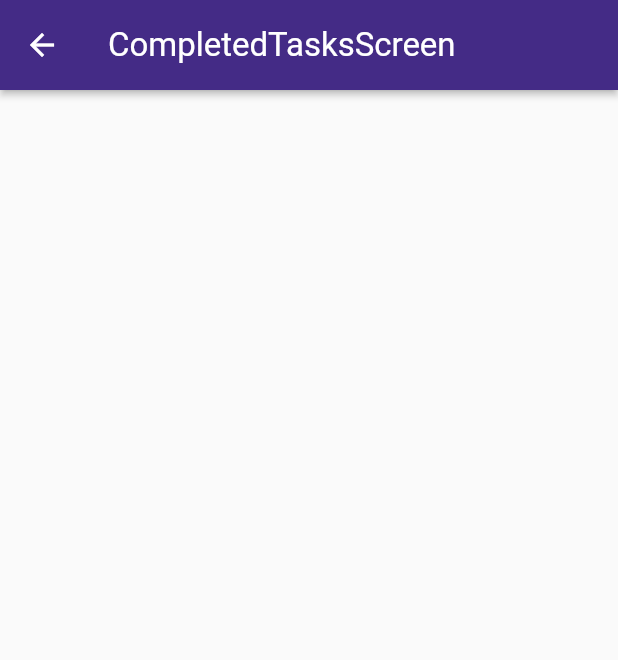
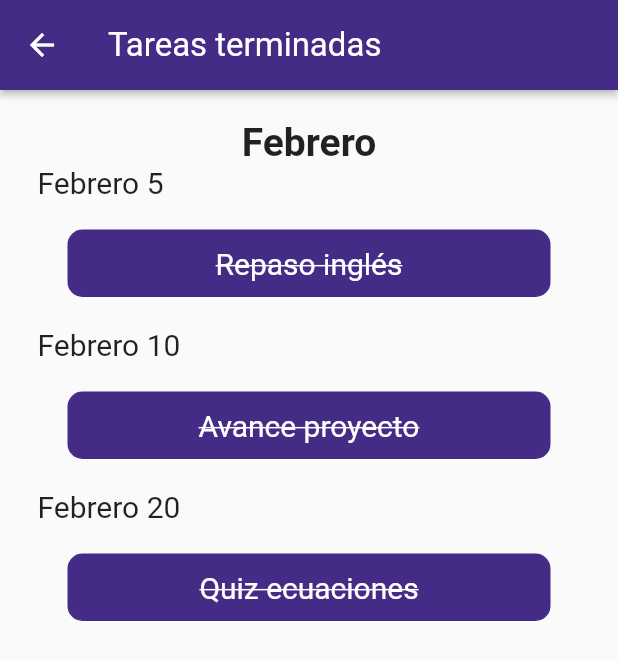
Before and after one commit to kevinlakb/Devsign, a Flutter app: the CompletedTasksScreen screen opened by its route, on a phone screen of 412 x 824 dp. Shown: the top 660 px of the screen. Run offline on Flutter 3.47's test engine with Material 2 defaults, Android fonts, the light colour scheme and no system bars; our stand-ins replace flutter_speed_dial, table_calendar.

Commit message:
Tareas terminadas

```diff
--- a/lib/screens/completed_tasks_screen.dart
+++ b/lib/screens/completed_tasks_screen.dart
@@ -1,3 +1,4 @@
+import 'package:entre_tiempos/themes/app_theme.dart';
 import 'package:flutter/material.dart';
 
 class CompletedTasksScreen extends StatelessWidget {
@@ -6,12 +7,96 @@ class CompletedTasksScreen extends StatelessWidget {
   @override
   Widget build(BuildContext context) {
     return Scaffold(
-      appBar: AppBar(
-        title: const Text('CompletedTasksScreen'),
-      ),
-      body:  Container(
-          )
-
-    );
+        appBar: AppBar(
+          title: const Text('Tareas terminadas'),
+        ),
+        body: Center(
+          child: Container(
+            padding: const EdgeInsets.only(left: 25.0, right: 25.0, top: 20.0),
+            child: Column(
+              crossAxisAlignment: CrossAxisAlignment.stretch,
+              mainAxisAlignment: MainAxisAlignment.start,
+              children: <Widget>[
+                const Text(
+                  'Febrero',
+                  textAlign: TextAlign.center,
+                  style: TextStyle(
+                    fontSize: 26,
+                    fontWeight: FontWeight.bold,
+                  ),
+                ),
+                const Text(
+                  'Febrero 5',
+                  style: TextStyle(fontSize: 20),
+                ),
+                Container(
+                  decoration: BoxDecoration(
+                      color: AppTheme.primary,
+                      border: Border.all(
+                        color: AppTheme.primary,
+                      ),
+                      borderRadius:
+                          const BorderRadius.all(Radius.circular(10))),
+                  padding: const EdgeInsets.all(10.0),
+                  margin: const EdgeInsets.all(20.0),
+                  child: const Text(
+                    'Repaso inglés',
+                    style: TextStyle(
+                        color: Colors.white,
+                        fontSize: 20,
+                        decoration: TextDecoration.lineThrough),
+                    textAlign: TextAlign.center,
+                  ),
+                ),
+                const Text(
+                  'Febrero 10',
+                  style: TextStyle(fontSize: 20),
+                ),
+                Container(
+                  decoration: BoxDecoration(
+                      color: AppTheme.primary,
+                      border: Border.all(
+                        color: AppTheme.primary,
+                      ),
+                      borderRadius:
+                          const BorderRadius.all(Radius.circular(10))),
+                  padding: const EdgeInsets.all(10.0),
+                  margin: const EdgeInsets.all(20.0),
+                  child: const Text(
+                    'Avance proyecto',
+                    style: TextStyle(
+                        color: Colors.white,
+                        fontSize: 20,
+                        decoration: TextDecoration.lineThrough),
+                    textAlign: TextAlign.center,
+                  ),
+                ),
+                const Text(
+                  'Febrero 20',
+                  style: TextStyle(fontSize: 20),
+                ),
+                Container(
+                  decoration: BoxDecoration(
+                      color: AppTheme.primary,
+                      border: Border.all(
+                        color: AppTheme.primary,
+                      ),
+                      borderRadius:
+                          const BorderRadius.all(Radius.circular(10))),
+                  padding: const EdgeInsets.all(10.0),
+                  margin: const EdgeInsets.all(20.0),
+                  child: const Text(
+                    'Quiz ecuaciones',
+                    style: TextStyle(
+                        color: Colors.white,
+                        fontSize: 20,
+                        decoration: TextDecoration.lineThrough),
+                    textAlign: TextAlign.center,
+                  ),
+                ),
+              ],
+            ),
+          ),
+        ));
   }
 }
```
